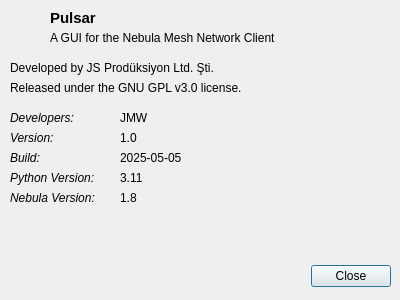
JS-Produksiyon/pulsar, file src/ui/pulsar_about.ui: the form before one commit.
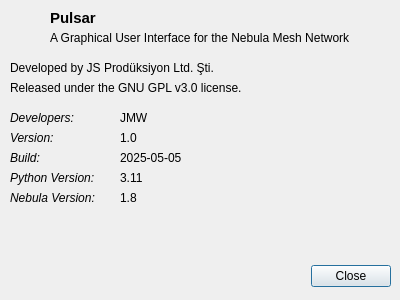
The form after the commit. Icons and pictures are not drawn.

Patch:
```diff
--- a/src/ui/pulsar_about.ui
+++ b/src/ui/pulsar_about.ui
@@ -78,7 +78,7 @@
     </rect>
    </property>
    <property name="text">
-    <string>A GUI for the Nebula Mesh Network Client</string>
+    <string>A Graphical User Interface for the Nebula Mesh Network</string>
    </property>
   </widget>
   <widget class="QLabel" name="label_4">
```
